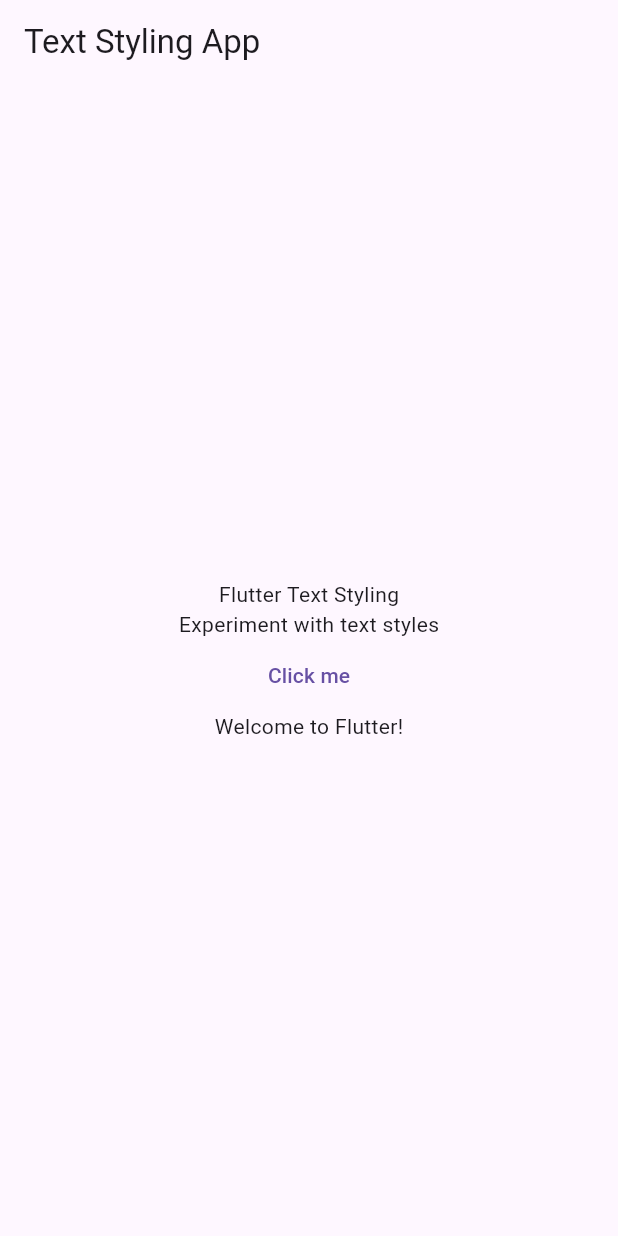
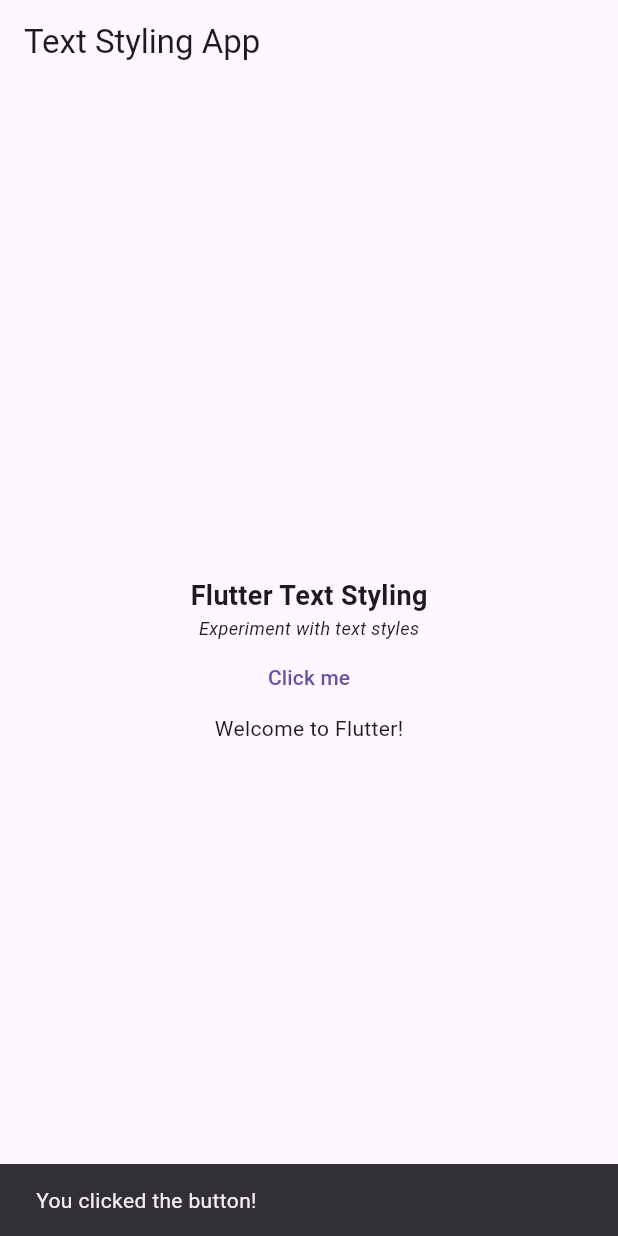
Before and after one commit to SEC-MASUM/text-styling-app, a Flutter app: the screen it shows after launch, after a tap on "Click me", on a phone screen of 412 x 824 dp. Run offline on Flutter 3.47's test engine with Material 3 defaults, Android fonts, the phone set to English and light mode, and no system bars.

Commit message:
Style the title and subtitle, add snackbar onPressed of TextButton

```diff
--- a/lib/main.dart
+++ b/lib/main.dart
@@ -23,6 +23,14 @@
 class MyHomePage extends StatelessWidget {
   const MyHomePage({super.key});
 
+  mySnackBar(context, message) {
+    return ScaffoldMessenger.of(context).showSnackBar(
+      SnackBar(
+        content: Text(message),
+      ),
+    );
+  }
+
   @override
   Widget build(BuildContext context) {
     return Scaffold(
@@ -34,11 +42,21 @@
         child: Column(
           mainAxisAlignment: MainAxisAlignment.center,
           children: [
-            Text("Flutter Text Styling"),
-            Text("Experiment with text styles"),
-            TextButton(onPressed: (){}, child: Text("Click me"),),
+            Text(
+              "Flutter Text Styling",
+              style: TextStyle(fontSize: 18, fontWeight: FontWeight.bold),
+            ),
+            Text(
+              "Experiment with text styles",
+              style: TextStyle(fontSize: 12, fontStyle: FontStyle.italic),
+            ),
+            TextButton(
+              onPressed: () {
+                mySnackBar(context, "You clicked the button!");
+              },
+              child: Text("Click me"),
+            ),
             Text("Welcome to Flutter!"),
-
           ],
         ),
       ),
```
